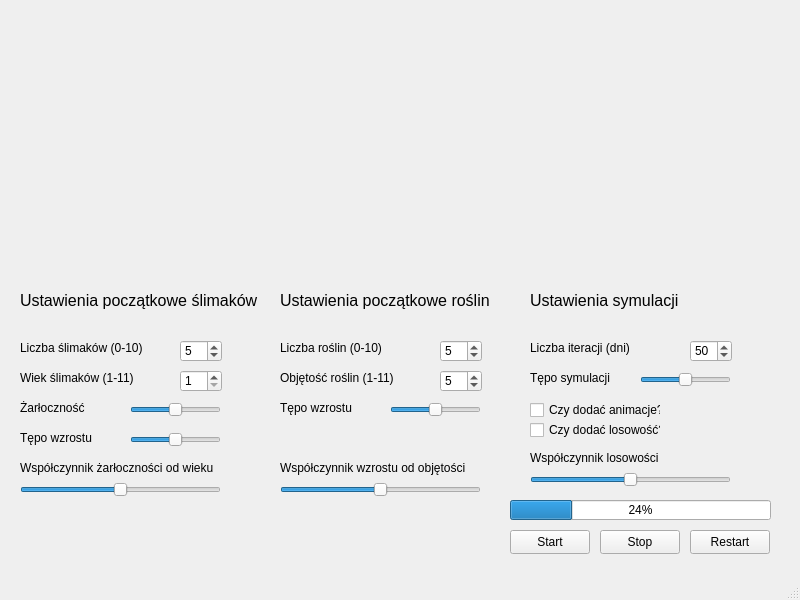
The window that src/view/mainwindow.ui (seredak319/slimax) describes before a commit, drawn with Qt 5.
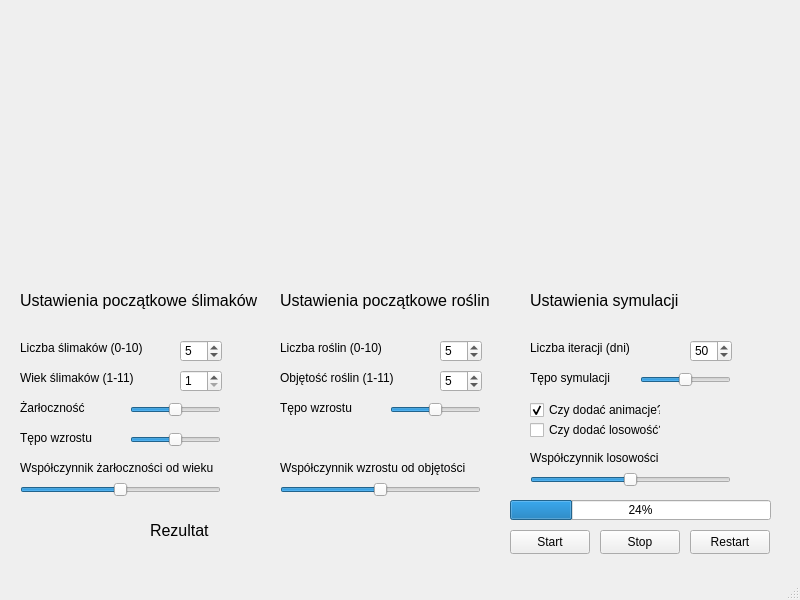
The same window after the commit.

The edit to the form file:
```diff
--- a/src/view/mainwindow.ui
+++ b/src/view/mainwindow.ui
@@ -587,6 +587,30 @@
     <property name="text">
      <string>Czy dodać animacje?</string>
     </property>
+    <property name="checked">
+     <bool>true</bool>
+    </property>
+    <property name="tristate">
+     <bool>false</bool>
+    </property>
+   </widget>
+   <widget class="QLabel" name="result">
+    <property name="geometry">
+     <rect>
+      <x>150</x>
+      <y>520</y>
+      <width>211</width>
+      <height>21</height>
+     </rect>
+    </property>
+    <property name="font">
+     <font>
+      <pointsize>12</pointsize>
+     </font>
+    </property>
+    <property name="text">
+     <string>Rezultat</string>
+    </property>
    </widget>
   </widget>
   <widget class="QMenuBar" name="menubar">
```
